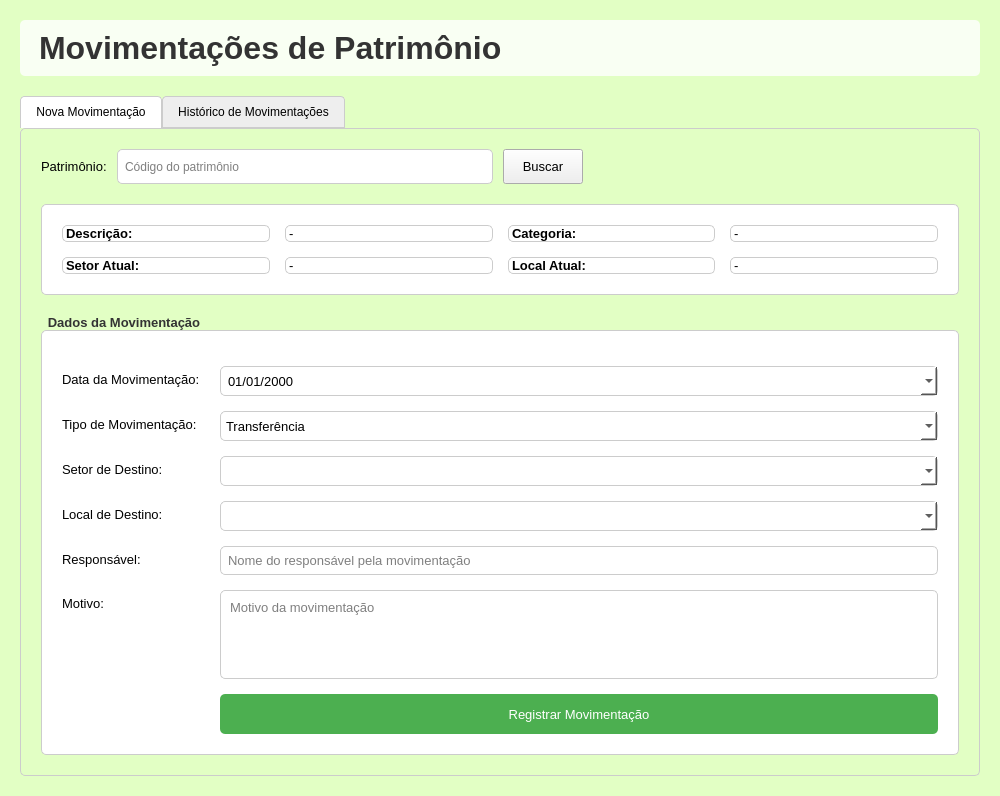
Above: Teste-Patrimonio/frontend/movimentacoes.ui from zecadelgado/patp before the change. Below: the same form after it.
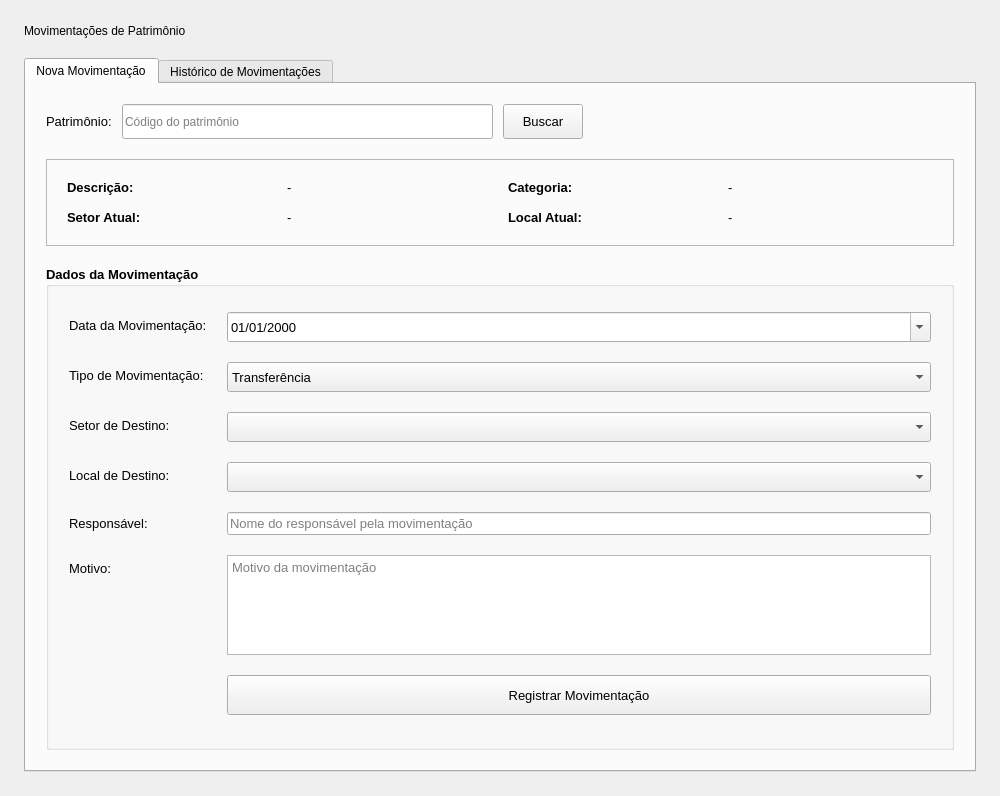
That is the form after the change. Icons and pictures are not drawn.

```diff
--- a/Teste-Patrimonio/frontend/movimentacoes.ui
+++ b/Teste-Patrimonio/frontend/movimentacoes.ui
@@ -13,73 +13,34 @@
   <property name="windowTitle">
    <string>Movimentações de Patrimônio</string>
   </property>
-  <property name="styleSheet">
-   <string notr="true">#MovimentacoesWidget {
-	background-color: rgb(226, 255, 196);;
-	background-image: url(images/1.png);
-	background-position: center;
-	background-repeat: no-repeat;
-	background-attachment: fixed;
-}</string>
-  </property>
   <layout class="QVBoxLayout" name="verticalLayout">
    <property name="spacing">
     <number>20</number>
    </property>
    <property name="leftMargin">
-    <number>20</number>
+        <number>24</number>
    </property>
    <property name="topMargin">
-    <number>20</number>
+        <number>24</number>
    </property>
    <property name="rightMargin">
-    <number>20</number>
+        <number>24</number>
    </property>
    <property name="bottomMargin">
-    <number>20</number>
+        <number>24</number>
    </property>
    <item>
     <widget class="QLabel" name="lbl_title">
-     <property name="font">
-      <font>
-       <family>Segoe UI</family>
-       <pointsize>24</pointsize>
-       <bold>true</bold>
-      </font>
-     </property>
-     <property name="styleSheet">
-      <string notr="true">color: #333333;
-background: rgba(255, 255, 255, 0.8);
-padding: 10px;
-border-radius: 5px;</string>
-     </property>
      <property name="text">
       <string>Movimentações de Patrimônio</string>
      </property>
+          <property name="alignment">
+            <set>Qt::AlignmentFlag::AlignLeft | Qt::AlignmentFlag::AlignVCenter</set>
+          </property>
     </widget>
    </item>
    <item>
     <widget class="QTabWidget" name="tab_widget">
-     <property name="styleSheet">
-      <string notr="true">QTabWidget::pane {
-    border: 1px solid #CCCCCC;
-    background-color: rgb(226, 255, 196);
-    border-radius: 5px;
-}
-
-QTabBar::tab {
-    background: #EEEEEE;
-    border: 1px solid #CCCCCC;
-    padding: 8px 15px;
-    border-top-left-radius: 4px;
-    border-top-right-radius: 4px;
-}
-
-QTabBar::tab:selected {
-    background: #FFFFFF;
-    border-bottom-color: #FFFFFF;
-}</string>
-     </property>
      <property name="currentIndex">
       <number>0</number>
      </property>
@@ -132,12 +93,6 @@
              <height>35</height>
             </size>
            </property>
-           <property name="styleSheet">
-            <string notr="true">background-color: white;
-border: 1px solid #CCCCCC;
-border-radius: 5px;
-padding: 5px;</string>
-           </property>
            <property name="placeholderText">
             <string>Código do patrimônio</string>
            </property>
@@ -163,12 +118,6 @@
            <property name="toolTip">
             <string>Buscar patrimônio pelo código</string>
            </property>
-           <property name="styleSheet">
-            <string notr="true">background-color: #rgb(255, 255, 255);
-color: black;
-border: none;
-border-radius: 6px;</string>
-           </property>
            <property name="text">
             <string>Buscar</string>
            </property>
@@ -191,11 +140,6 @@
        </item>
        <item>
         <widget class="QFrame" name="frame_patrimonio_info">
-         <property name="styleSheet">
-          <string notr="true">background-color: white;
-border: 1px solid #CCCCCC;
-border-radius: 5px;</string>
-         </property>
          <property name="frameShape">
           <enum>QFrame::Shape::StyledPanel</enum>
          </property>
@@ -338,22 +282,6 @@
            <bold>true</bold>
           </font>
          </property>
-         <property name="styleSheet">
-          <string notr="true">QGroupBox {
-	background-color: white;
-	border: 1px solid #CCCCCC;
-	border-radius: 5px;
-	margin-top: 15px;
-	padding-top: 15px;
-}
-
-QGroupBox::title {
-	subcontrol-origin: margin;
-	subcontrol-position: top left;
-	padding: 0 5px;
-	color: #333333;
-}</string>
-         </property>
          <property name="title">
           <string>Dados da Movimentação</string>
          </property>
@@ -408,12 +336,6 @@
               <bold>false</bold>
              </font>
             </property>
-            <property name="styleSheet">
-             <string notr="true">background-color: white;
-border: 1px solid #CCCCCC;
-border-radius: 5px;
-padding: 5px;</string>
-            </property>
             <property name="displayFormat">
              <string>dd/MM/yyyy</string>
             </property>
@@ -454,12 +376,6 @@
               <bold>false</bold>
              </font>
             </property>
-            <property name="styleSheet">
-             <string notr="true">background-color: white;
-border: 1px solid #CCCCCC;
-border-radius: 5px;
-padding: 5px;</string>
-            </property>
             <item>
              <property name="text">
               <string>Transferência</string>
@@ -514,12 +430,6 @@
               <bold>false</bold>
              </font>
             </property>
-            <property name="styleSheet">
-             <string notr="true">background-color: white;
-border: 1px solid #CCCCCC;
-border-radius: 5px;
-padding: 5px;</string>
-            </property>
            </widget>
           </item>
           <item row="3" column="0">
@@ -554,12 +464,6 @@
               <bold>false</bold>
              </font>
             </property>
-            <property name="styleSheet">
-             <string notr="true">background-color: white;
-border: 1px solid #CCCCCC;
-border-radius: 5px;
-padding: 5px;</string>
-            </property>
            </widget>
           </item>
           <item row="4" column="0">
@@ -588,12 +492,6 @@
               <bold>false</bold>
              </font>
             </property>
-            <property name="styleSheet">
-             <string notr="true">background-color: white;
-border: 1px solid #CCCCCC;
-border-radius: 5px;
-padding: 5px;</string>
-            </property>
             <property name="placeholderText">
              <string>Nome do responsável pela movimentação</string>
             </property>
@@ -631,12 +529,6 @@
               <bold>false</bold>
              </font>
             </property>
-            <property name="styleSheet">
-             <string notr="true">background-color: white;
-border: 1px solid #CCCCCC;
-border-radius: 5px;
-padding: 5px;</string>
-            </property>
             <property name="placeholderText">
              <string>Motivo da movimentação</string>
             </property>
@@ -663,12 +555,6 @@
             <property name="toolTip">
              <string>Registrar movimentação</string>
             </property>
-            <property name="styleSheet">
-             <string notr="true">background-color: #4CAF50;
-color: white;
-border: none;
-border-radius: 5px;</string>
-            </property>
             <property name="text">
              <string>Registrar Movimentação</string>
             </property>
@@ -728,12 +614,6 @@
              <height>35</height>
             </size>
            </property>
-           <property name="styleSheet">
-            <string notr="true">background-color: white;
-border: 1px solid #CCCCCC;
-border-radius: 5px;
-padding: 5px;</string>
-           </property>
            <property name="placeholderText">
             <string>Código do patrimônio</string>
            </property>
@@ -763,12 +643,6 @@
              <height>35</height>
             </size>
            </property>
-           <property name="styleSheet">
-            <string notr="true">background-color: white;
-border: 1px solid #CCCCCC;
-border-radius: 5px;
-padding: 5px;</string>
-           </property>
            <property name="displayFormat">
             <string>dd/MM/yyyy</string>
            </property>
@@ -801,12 +675,6 @@
              <height>35</height>
             </size>
            </property>
-           <property name="styleSheet">
-            <string notr="true">background-color: white;
-border: 1px solid #CCCCCC;
-border-radius: 5px;
-padding: 5px;</string>
-           </property>
            <property name="displayFormat">
             <string>dd/MM/yyyy</string>
            </property>
@@ -835,12 +703,6 @@
            <property name="toolTip">
             <string>Filtrar movimentações</string>
            </property>
-           <property name="styleSheet">
-            <string notr="true">background-color: #rgb(255, 255, 255);
-color: black;
-border: none;
-border-radius: 6px;</string>
-           </property>
            <property name="text">
             <string>Filtrar</string>
            </property>
@@ -879,12 +741,6 @@
            <property name="toolTip">
             <string>Exportar histórico de movimentações</string>
            </property>
-           <property name="styleSheet">
-            <string notr="true">background-color: #rgb(255, 255, 255);
-color: black;
-border: none;
-border-radius: 6px;</string>
-           </property>
            <property name="text">
             <string>Exportar</string>
            </property>
@@ -894,11 +750,6 @@
        </item>
        <item>
         <widget class="QTableView" name="tbl_historico">
-         <property name="styleSheet">
-          <string notr="true">background-color: white;
-border: 1px solid #CCCCCC;
-border-radius: 5px;</string>
-         </property>
          <property name="alternatingRowColors">
           <bool>true</bool>
          </property>
```
Left out of the diff: 6 changed lines with no effect on the pictures. Lines whose indentation alone changed are shown as unchanged.
